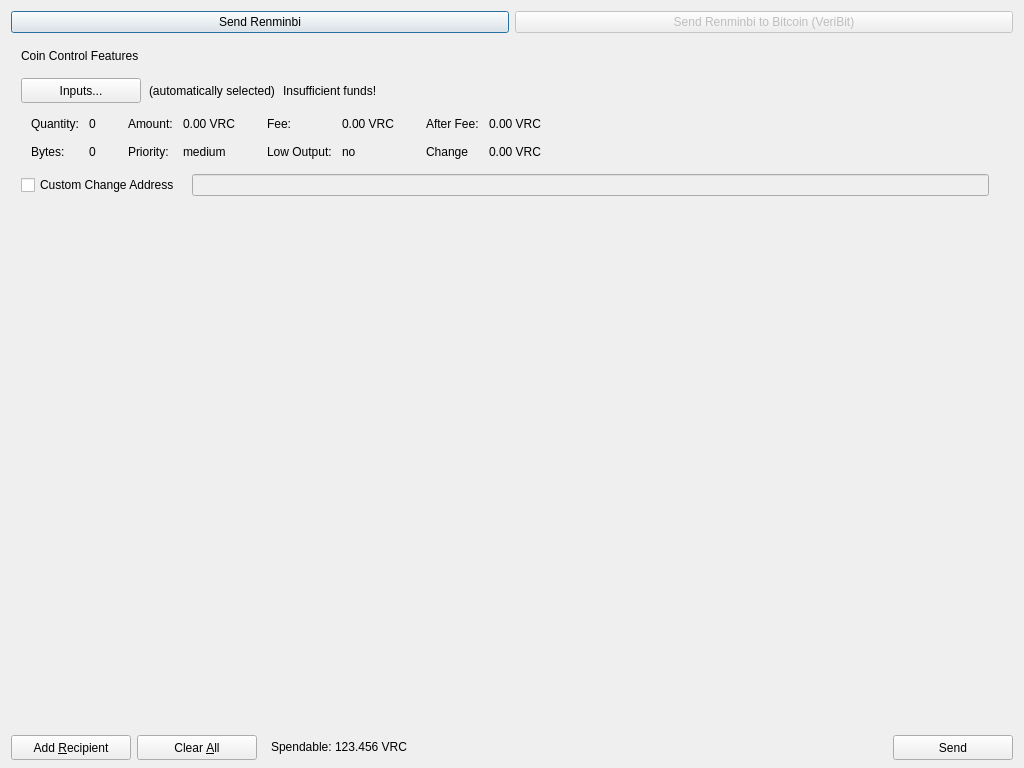
Old version of the form src/qt/forms/sendbitcoinsdialog.ui in the repository benzhi888/renminbi.
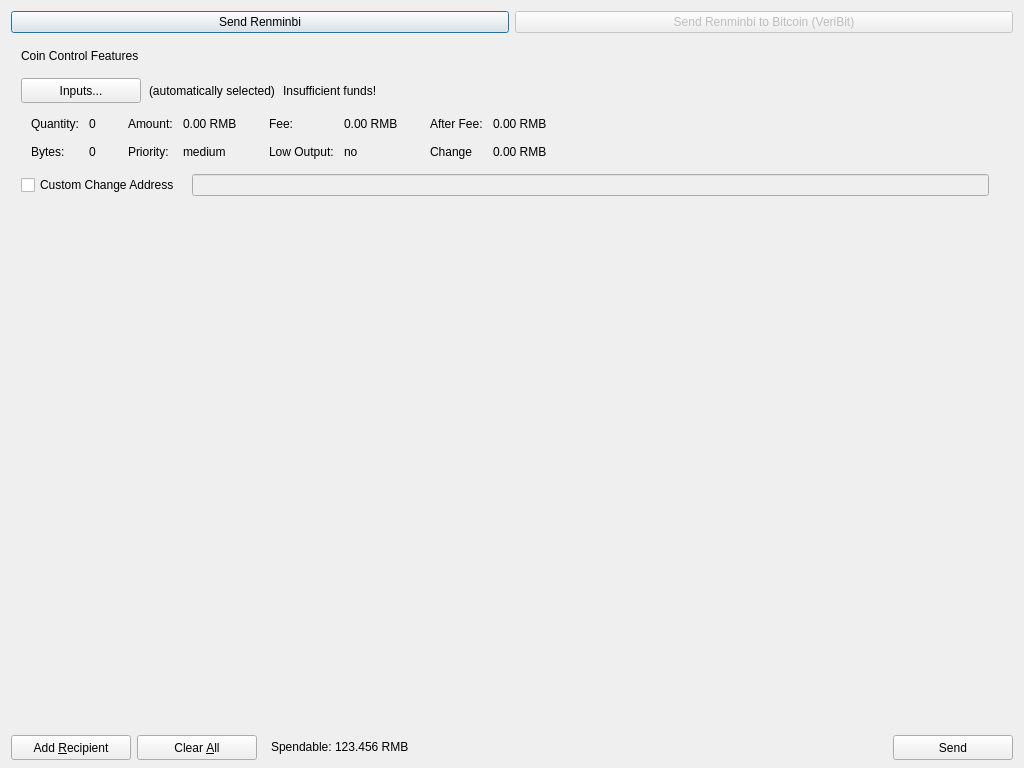
New version of the form. Icons and pictures are not drawn.

The edit to the form file:
```diff
--- a/src/qt/forms/sendbitcoinsdialog.ui
+++ b/src/qt/forms/sendbitcoinsdialog.ui
@@ -306,7 +306,7 @@
                   <enum>Qt::ActionsContextMenu</enum>
                  </property>
                  <property name="text">
-                  <string>0.00 VRC</string>
+                  <string>0.00 RMB</string>
                  </property>
                  <property name="textInteractionFlags">
                   <set>Qt::LinksAccessibleByMouse|Qt::TextSelectableByKeyboard|Qt::TextSelectableByMouse</set>
@@ -374,7 +374,7 @@
                   <enum>Qt::ActionsContextMenu</enum>
                  </property>
                  <property name="text">
-                  <string>0.00 VRC</string>
+                  <string>0.00 RMB</string>
                  </property>
                  <property name="textInteractionFlags">
                   <set>Qt::LinksAccessibleByMouse|Qt::TextSelectableByKeyboard|Qt::TextSelectableByMouse</set>
@@ -442,7 +442,7 @@
                   <enum>Qt::ActionsContextMenu</enum>
                  </property>
                  <property name="text">
-                  <string>0.00 VRC</string>
+                  <string>0.00 RMB</string>
                  </property>
                  <property name="textInteractionFlags">
                   <set>Qt::LinksAccessibleByMouse|Qt::TextSelectableByKeyboard|Qt::TextSelectableByMouse</set>
@@ -465,7 +465,7 @@
                   <enum>Qt::ActionsContextMenu</enum>
                  </property>
                  <property name="text">
-                  <string>0.00 VRC</string>
+                  <string>0.00 RMB</string>
                  </property>
                  <property name="textInteractionFlags">
                   <set>Qt::LinksAccessibleByMouse|Qt::TextSelectableByKeyboard|Qt::TextSelectableByMouse</set>
@@ -698,7 +698,7 @@
           <cursorShape>IBeamCursor</cursorShape>
          </property>
          <property name="text">
-          <string>123.456 VRC</string>
+          <string>123.456 RMB</string>
          </property>
          <property name="textInteractionFlags">
           <set>Qt::LinksAccessibleByMouse|Qt::TextSelectableByKeyboard|Qt::TextSelectableByMouse</set>
```
